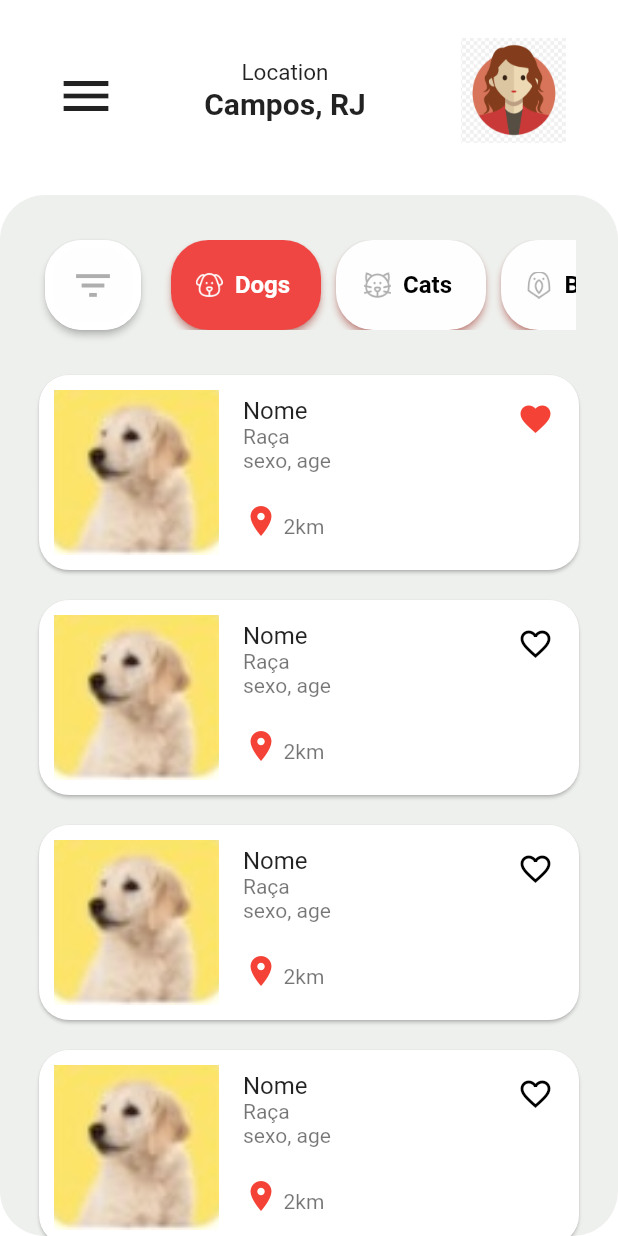
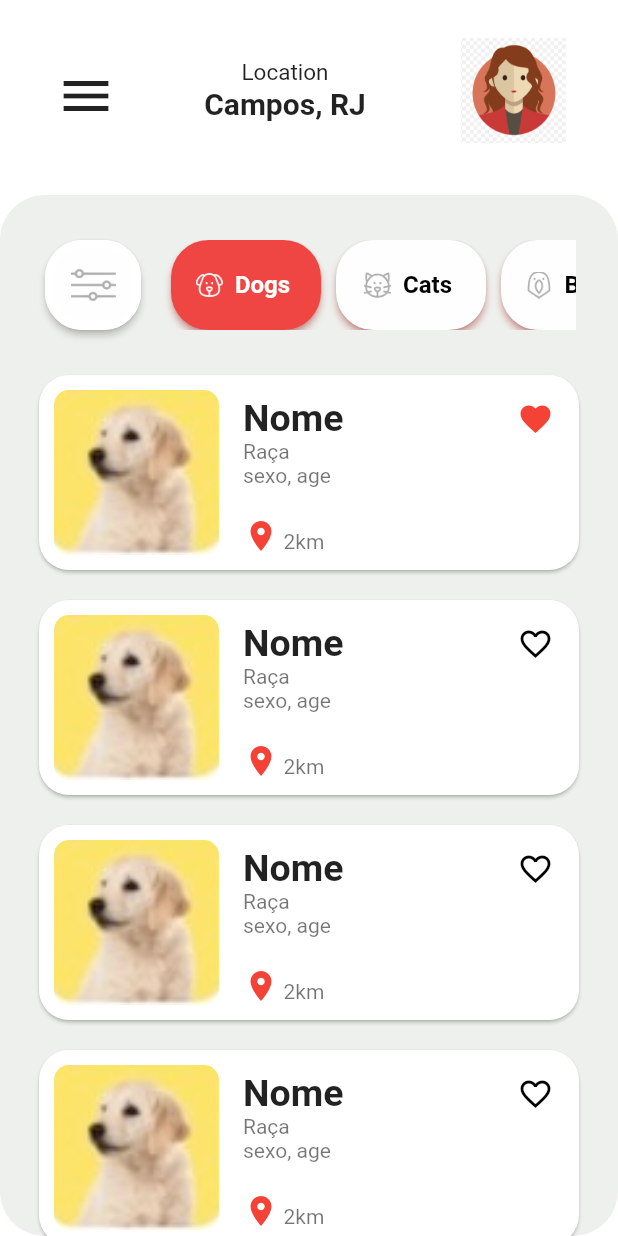
Before and after one commit to CelesteBarreto/pet_adoption_challenge, a Flutter app: the screen it shows after launch, on a phone screen of 412 x 824 dp. Run offline on Flutter 3.47's test engine with Material 2 defaults, Android fonts, the phone set to English and light mode, and no system bars.

Commit message:
fix tela principal

```diff
--- a/pet_adoption_challenge/lib/components/buttom_filter.dart
+++ b/pet_adoption_challenge/lib/components/buttom_filter.dart
@@ -15,7 +15,13 @@ class CustomButtomFilter extends StatelessWidget {
             primary: const Color(0xfffefefe),
             fixedSize: const Size(45, 60)),
         onPressed: () {},
-          child: const Icon(Icons.filter_list, size: 30, color: Color(0xffaeaeae))),
+        child: Image.asset(
+          'assets/images/filter.png',
+          color: Color(0xffaeaeae),
+          width: 30,
+          height: 30,
+        ), /*  Icon(Icons.filter_list, size: 30, color: Color(0xffaeaeae)) */
+      ),
     );
   }
 }
--- a/pet_adoption_challenge/lib/components/listile_component.dart
+++ b/pet_adoption_challenge/lib/components/listile_component.dart
@@ -19,7 +19,10 @@ class ListileComponent extends StatelessWidget {
   @override
   Widget build(BuildContext context) {
     return ListTile(
-      title: Text(nome),
+      title: Text(
+        nome,
+        style: TextStyle(fontWeight: FontWeight.bold, fontSize: 25),
+      ),
       subtitle: Column(
         mainAxisAlignment: MainAxisAlignment.start,
         crossAxisAlignment: CrossAxisAlignment.start,
@@ -31,6 +34,7 @@ class ListileComponent extends StatelessWidget {
           ),
           Row(
             crossAxisAlignment: CrossAxisAlignment.end,
+            mainAxisAlignment: MainAxisAlignment.start,
             children: [
               const Icon(
                 Icons.location_on,
--- a/pet_adoption_challenge/lib/home_page.dart
+++ b/pet_adoption_challenge/lib/home_page.dart
@@ -139,6 +139,8 @@ class _HomePageState extends State<HomePage> {
                             width: 120,
                             height: 150,
                             margin: const EdgeInsets.symmetric(horizontal: 10),
+                            child: ClipRRect(
+                              borderRadius: BorderRadius.circular(20),
                               child: Card(
                                 margin: const EdgeInsets.all(10),
                                 color: Colors.white,
@@ -149,12 +151,15 @@ class _HomePageState extends State<HomePage> {
                                       margin: const EdgeInsets.only(left: 10),
                                       width: 110,
                                       height: 110,
+                                      child: ClipRRect(
+                                        borderRadius: BorderRadius.circular(10),
                                         child: Image.asset(
                                           'assets/images/dog1.png',
                                           fit: BoxFit.cover,
                                         ),
-                                    decoration:
-                                        BoxDecoration(color: Colors.pink, borderRadius: BorderRadius.circular(5)),
+                                      ),
+                                      decoration: BoxDecoration(
+                                          /* color: Colors.pink, */ borderRadius: BorderRadius.circular(10)),
                                     ),
                                     const SizedBox(
                                       height: 110,
@@ -183,6 +188,7 @@ class _HomePageState extends State<HomePage> {
                                   ],
                                 ),
                               ),
+                            ),
                           );
                         },
                       ),
```
Also changed, not shown: pet_adoption_challenge/assets/images/filter.png (added), pet_adoption_challenge/assets/images/print.png (added), 1 other file. Lines whose indentation alone changed are shown as unchanged.
